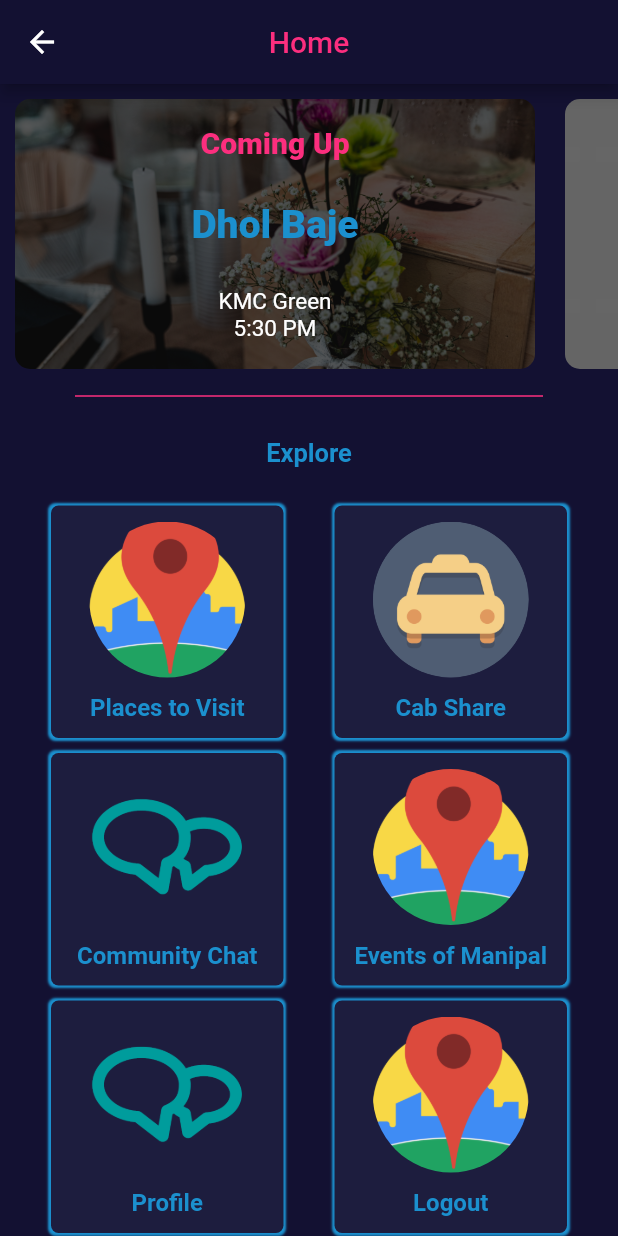
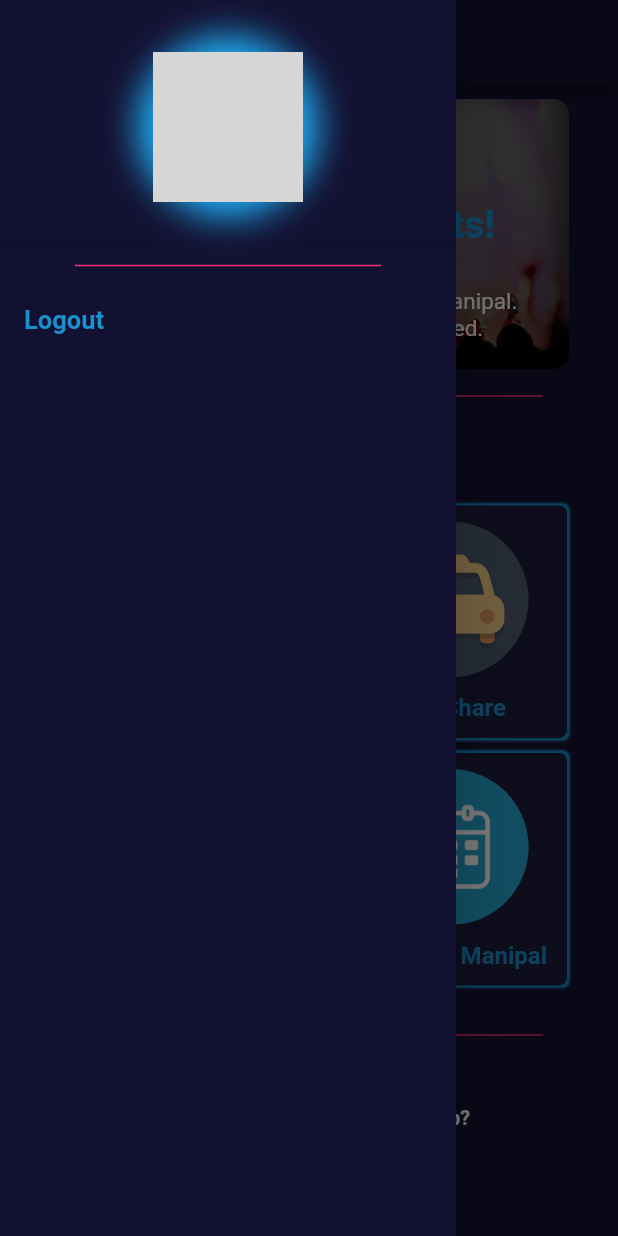
Before and after one commit to magj28/manipalSocialApp, a Flutter app: the HomeScreen screen opened by its route, with the side drawer open (before the commit the screen has no drawer), on a phone screen of 412 x 824 dp. Run offline on Flutter 3.47's test engine with Material 2 defaults, Android fonts, the phone set to English and light mode, and no system bars; our stand-ins replace flutter_datetime_picker, flutter_secure_storage, splashscreen; accounts and stored records are empty; network calls fail; grey boxes are pictures that could not be loaded.

Commit message:
events working and cleaned the code

```diff
--- a/manipalsocial/lib/UI/screens/addExperience.dart
+++ b/manipalsocial/lib/UI/screens/addExperience.dart
@@ -34,7 +34,7 @@ class AddExperienceScreen extends StatelessWidget {
           Padding(
             padding: const EdgeInsets.all(10.0),
             child: Text(
-              'Write Your Experience in ${singlePlace.singlePlace.name}',
+              'Write Your Experience at ${singlePlace.singlePlace.name}',
               textAlign: TextAlign.center,
               style: TextStyle(
                 fontSize: 20,
--- a/manipalsocial/lib/UI/screens/eventsScreen.dart
+++ b/manipalsocial/lib/UI/screens/eventsScreen.dart
@@ -1,10 +1,13 @@
 import 'package:flutter/material.dart';
 import 'package:manipalsocial/UI/widgets/customCard.dart';
 import 'package:manipalsocial/UI/widgets/promoCard.dart';
+import 'package:manipalsocial/logic/viewModels/eventViewModel.dart';
+import 'package:provider/provider.dart';
 
 class EventScreen extends StatelessWidget {
   @override
   Widget build(BuildContext context) {
+    final event = Provider.of<EventViewModel>(context);
     return Scaffold(
       backgroundColor: Color(0xff131132),
       appBar: AppBar(
@@ -19,20 +22,32 @@ class EventScreen extends StatelessWidget {
           children: <Widget>[
             Container(
               height: 200,
-              child: ListView(
+              //logic to show a "there are no upcoming events" when the length is 0
+              child: event.isFetchingData
+                  ? Center(child: CircularProgressIndicator())
+                  : (event.upcomingevents.length == 0)
+                      ? PromoCard(
+                          'assets/images/promoCard.png',
+                          'No upcoming events!',
+                          'There are no upcoming events in manipal.',
+                          "Don't worry we'll keep you updated.", () {
+                          Navigator.pushNamed(context, '/upcomingEvent');
+                        })
+                      : ListView.builder(
+                          // shrinkWrap: true,
                           scrollDirection: Axis.horizontal,
-                children: <Widget>[
-                  PromoCard('assets/images/one.jpg', 'Dhol Baje', 'KMC Green',
-                      '5:30 PM', () {
+                          itemCount: event.upcomingevents.length,
+                          itemBuilder: (context, index) {
+                            return PromoCard(
+                                'assets/images/promoCard.png',
+                                event.upcomingevents[index].name,
+                                event.upcomingevents[index].where,
+                                event.upcomingevents[index].when, () {
+                              event.setSingleUpcomingEvent(
+                                  event.upcomingevents[index]);
                               Navigator.pushNamed(context, '/upcomingEvent');
-                  }),
-                  PromoCard('assets/images/two.jpg', 'Diwali Celeberation',
-                      'Hockey Ground', '6:30 PM', () {}),
-                  PromoCard('assets/images/one.jpg', 'Unlockathon', 'KMC Green',
-                      '8:30 PM', () {}),
-                  PromoCard('assets/images/two.jpg', 'Acumen',
-                      'Football Ground', '7:30 PM', () {}),
-                ],
+                            });
+                          },
                         ),
             ),
             Divider(
@@ -54,15 +69,18 @@ class EventScreen extends StatelessWidget {
             SizedBox(
               height: 20.0,
             ),
-            ListView.builder(
+            event.isFetchingData
+                ? CircularProgressIndicator()
+                : ListView.builder(
                     shrinkWrap: true,
                     physics: NeverScrollableScrollPhysics(),
-              itemCount: 3,
+                    itemCount: event.events.length,
                     itemBuilder: (context, index) {
                       return CustomCard(
-                  imageurl: "assets/images/beachLogo.png",
-                  name: "Unlockathon",
-                  info: "Its an online event in TechTactaorganized by ISTE.",
+                        imageurl: null,
+                        name: event.events[index].name +
+                            '\n By ${event.events[index].organizer}',
+                        info: event.events[index].description,
                         onTap: () {},
                       );
                     },
--- a/manipalsocial/lib/UI/screens/homeScreen.dart
+++ b/manipalsocial/lib/UI/screens/homeScreen.dart
@@ -2,6 +2,7 @@ import 'package:flutter/material.dart';
 import 'package:manipalsocial/UI/widgets/homeScreenCard.dart';
 import 'package:manipalsocial/UI/widgets/pinkButton.dart';
 import 'package:manipalsocial/UI/widgets/promoCard.dart';
+import 'package:manipalsocial/logic/viewModels/eventViewModel.dart';
 import 'package:manipalsocial/logic/viewModels/placeViewModel.dart';
 import 'package:manipalsocial/logic/viewModels/userViewModel.dart';
 import 'package:provider/provider.dart';
@@ -9,7 +10,11 @@ import 'package:provider/provider.dart';
 class HomeScreen extends StatelessWidget {
   @override
   Widget build(BuildContext context) {
+    //View models objects using provider
+    final event = Provider.of<EventViewModel>(context, listen: false);
+
     return Scaffold(
+      drawer: DrawerScreen(),
       backgroundColor: Color(0xff131132),
       appBar: AppBar(
         title: Text('Home', style: TextStyle(color: Color(0xffFC2E7E))),
@@ -22,19 +27,31 @@ class HomeScreen extends StatelessWidget {
           children: <Widget>[
             Container(
               height: 200,
-              child: ListView(
-                scrollDirection: Axis.horizontal,
-                children: <Widget>[
-                  PromoCard('assets/images/one.jpg', 'Dhol Baje', 'KMC Green',
-                      '5:30 PM', () {}),
-                  PromoCard('assets/images/two.jpg', 'Diwali Celeberation',
-                      'Hockey Ground', '6:30 PM', () {}),
-                  PromoCard('assets/images/one.jpg', 'Unlockathon', 'KMC Green',
-                      '8:30 PM', () {}),
-                  PromoCard('assets/images/two.jpg', 'Acumen',
-                      'Football Ground', '7:30 PM', () {}),
-                ],
-              ),
+              child: event.isFetchingData
+                  ? Center(child: CircularProgressIndicator())
+                  : (event.upcomingevents.length == 0)
+                      ? PromoCard(
+                          'assets/images/promoCard.png',
+                          'No upcoming events!',
+                          'There are no upcoming events in manipal.',
+                          "Don't worry we'll keep you updated.",
+                          () {})
+                      : ListView.builder(
+                          // shrinkWrap: true,
+                          scrollDirection: Axis.horizontal,
+                          itemCount: event.upcomingevents.length,
+                          itemBuilder: (context, index) {
+                            return PromoCard(
+                                'assets/images/promoCard.png',
+                                event.upcomingevents[index].name,
+                                event.upcomingevents[index].where,
+                                event.upcomingevents[index].when, () {
+                              event.setSingleUpcomingEvent(
+                                  event.upcomingevents[index]);
+                              Navigator.pushNamed(context, '/upcomingEvent');
+                            });
+                          },
+                        ),
             ),
             Divider(
               thickness: 1,
@@ -78,20 +95,16 @@ class HomeScreen extends StatelessWidget {
                 HomeScreenCard('Community Chat', 'assets/images/chat.png', () {
                   Navigator.pushNamed(context, '/chat');
                 }),
-                HomeScreenCard('Events of Manipal', 'assets/images/places.png',
+                HomeScreenCard('Events of Manipal', 'assets/images/event.png',
                     () {
+                  String headers =
+                      Provider.of<UserViewModel>(context, listen: false)
+                          .headers;
+                  Provider.of<EventViewModel>(context, listen: false)
+                      .getEvents(headers);
+                  Provider.of<EventViewModel>(context, listen: false)
+                      .getUpcomingEvents(headers);
                   Navigator.pushNamed(context, '/event');
-                }),
-              ],
-            ),
-            Row(
-              mainAxisAlignment: MainAxisAlignment.spaceEvenly,
-              children: <Widget>[
-                HomeScreenCard('Profile', 'assets/images/chat.png', () {
-                  Navigator.pushNamed(context, '/profile');
-                }),
-                HomeScreenCard('Logout', 'assets/images/places.png', () {
-                  Provider.of<UserViewModel>(context, listen: false).logOut();
                 }),
               ],
             ),
@@ -129,7 +142,7 @@ class HomeScreen extends StatelessWidget {
               onPress: () {},
             ),
             PinkButton(
-              buttonText: ' Out Team ',
+              buttonText: ' Our Team ',
               onPress: () {},
             ),
             PinkButton(
@@ -145,3 +158,68 @@ class HomeScreen extends StatelessWidget {
     );
   }
 }
+
+class DrawerScreen extends StatelessWidget {
+  @override
+  Widget build(BuildContext context) {
+    return Drawer(
+      child: ListView(
+        // Important: Remove any padding from the ListView.
+        padding: EdgeInsets.zero,
+        children: <Widget>[
+          DrawerHeader(
+            child: Column(
+              mainAxisAlignment: MainAxisAlignment.center,
+              children: [
+                GestureDetector(
+                  onTap: () {
+                    Navigator.pushNamed(context, '/profile');
+                  },
+                  child: Container(
+                    decoration: BoxDecoration(
+                      boxShadow: [
+                        BoxShadow(
+                          spreadRadius: 10,
+                          color: Color(0xff20B5FD),
+                          blurRadius: 20,
+                          offset: Offset(0, 0),
+                        )
+                      ],
+                      color: Color(0xff20B5FD),
+                      borderRadius: BorderRadius.circular(100.0),
+                    ),
+                    child: CircleAvatar(
+                      radius: 50,
+                      backgroundImage: NetworkImage(
+                          'https://istemanipal.com/media/DPs/Shubham_Pathak.jpeg'),
+                    ),
+                  ),
+                ),
+              ],
+            ),
+          ),
+          Divider(
+            thickness: 1,
+            color: Color(0xffFC2E7E),
+            indent: 50,
+            endIndent: 50,
+          ),
+          ListTile(
+            title: Text(
+              'Logout',
+              style: TextStyle(
+                  color: Color(0xff1B90CE),
+                  fontSize: 17.0,
+                  fontWeight: FontWeight.bold),
+            ),
+            onTap: () {
+              Provider.of<UserViewModel>(context, listen: false).logOut();
+              Navigator.pushNamedAndRemoveUntil(
+                  context, '/signUp', (route) => false);
+            },
+          ),
+        ],
+      ),
+    );
+  }
+}
--- a/manipalsocial/lib/UI/screens/splashScreen.dart
+++ b/manipalsocial/lib/UI/screens/splashScreen.dart
@@ -19,10 +19,10 @@ class Splash extends StatelessWidget {
 
   @override
   Widget build(BuildContext context) {
+    final authStatus = Provider.of<UserViewModel>(context).status;
     return SplashScreen(
-      seconds: 3,
-      navigateAfterSeconds:
-          decideScreen(Provider.of<UserViewModel>(context).status),
+      seconds: 2,
+      navigateAfterSeconds: decideScreen(authStatus),
       title: Text(
         'Manipal Social',
         style: TextStyle(
--- a/manipalsocial/lib/UI/screens/upcomingEvent.dart
+++ b/manipalsocial/lib/UI/screens/upcomingEvent.dart
@@ -2,24 +2,14 @@ import 'package:flutter/cupertino.dart';
 import 'package:flutter/material.dart';
 import 'package:manipalsocial/UI/widgets/infoCard.dart';
 import 'package:manipalsocial/logic/models/UpcomingEvent.dart';
+import 'package:manipalsocial/logic/viewModels/eventViewModel.dart';
+import 'package:provider/provider.dart';
 
 class UpcomingEvent extends StatelessWidget {
-  ComingEvent _event = new ComingEvent(
-    name: 'Dhol Baje',
-    when: '31/08/2020 \n5:30pm',
-    where: 'KMC Green',
-    imageUrl:
-        'https://indianstorytime.files.wordpress.com/2012/10/550409_2458318194207_818717898_n.jpg',
-    what: 'Annual charitable gala event ‘Dhol Baje’ with a Dandiya night theme',
-    organizer: 'Rotaract Club of Manipal',
-    contact: [
-      {'Name': "Shubham", "ContactNum": "+91 8130180208"},
-      {'Name': "Shubham", "ContactNum": "+91 8130180208"}
-    ],
-  );
-
   @override
   Widget build(BuildContext context) {
+    ComingEvent _event =
+        Provider.of<EventViewModel>(context, listen: false).singleUpcomingEvent;
     return Scaffold(
       backgroundColor: Color(0xff131132),
       appBar: AppBar(
@@ -56,9 +46,9 @@ class UpcomingEvent extends StatelessWidget {
                 thickness: 1,
                 color: Color(0xffFC2E7E),
               ),
-              _infoColumn(_event.name, _event.what),
-              _infoColumn('Where', _event.where),
-              _infoColumn('When', _event.when),
+              _infoColumn(_event.name, _event.what, _event),
+              _infoColumn('Where', _event.where, _event),
+              _infoColumn('When', _event.when, _event),
               Padding(
                 padding: const EdgeInsets.all(10.0),
                 child: Container(
@@ -76,10 +66,10 @@ class UpcomingEvent extends StatelessWidget {
                   ),
                 ),
               ),
-              InfoCard(_event.contact[0]['Name'], 'phone',
-                  _event.contact[0]['ContactNum']),
-              InfoCard(_event.contact[1]['Name'], 'phone',
-                  _event.contact[1]['ContactNum']),
+              InfoCard(_event.contacts[0]['contactName'], 'phone',
+                  _event.contacts[0]['number']),
+              InfoCard(_event.contacts[1]['contactName'], 'phone',
+                  _event.contacts[1]['number']),
               Padding(
                 padding: EdgeInsets.all(10.0),
               ),
@@ -90,7 +80,7 @@ class UpcomingEvent extends StatelessWidget {
     );
   }
 
-  _infoColumn(String heading, String description) {
+  _infoColumn(String heading, String description, ComingEvent _event) {
     return Padding(
       padding: const EdgeInsets.all(10.0),
       child: Container(
--- a/manipalsocial/lib/UI/widgets/customTextField.dart
+++ b/manipalsocial/lib/UI/widgets/customTextField.dart
@@ -31,7 +31,7 @@ class CustomTextField extends StatelessWidget {
             borderRadius: BorderRadius.circular(40.0),
           ),
           child: TextField(
-            maxLines: 15,
+            maxLines: isPassword ? 1 : 15,
             minLines: 1,
             // expands: true,
             controller: controller,
--- a/manipalsocial/lib/logic/models/Event.dart
+++ b/manipalsocial/lib/logic/models/Event.dart
@@ -3,20 +3,18 @@ import 'package:flutter/cupertino.dart';
 class Event {
   String mongooseId;
   String name;
-  String what;
+  String description;
   String organizer;
 
   Event(
       {@required this.mongooseId,
-        @required this.name,
-        @required this.what,
-        @required this.organizer});
+      @required this.name,
+      @required this.description,
+      @required this.organizer});
 
   Event.fromJson(Map<dynamic, dynamic> json)
       : mongooseId = json['_id'],
         name = json['name'],
-        what = json['what'],
+        description = json['description'],
         organizer = json['organizer'];
-
-
 }
--- a/manipalsocial/lib/logic/models/Experience.dart
+++ b/manipalsocial/lib/logic/models/Experience.dart
@@ -23,6 +23,6 @@ class Experience {
         experience = json['experience'],
         user = User.fromJson(json['user_id']),
         placeID = json['place_id'],
-        createdAt = dateTimeConver(json['createdAt']),
+        createdAt = dateConvert(json['createdAt']),
         likes = json["likes"];
 }
--- a/manipalsocial/lib/logic/models/UpcomingEvent.dart
+++ b/manipalsocial/lib/logic/models/UpcomingEvent.dart
@@ -1,4 +1,5 @@
 import 'package:flutter/cupertino.dart';
+import 'package:manipalsocial/services/dateTimeConverter.dart';
 
 class ComingEvent {
   String mongooseId;
@@ -8,7 +9,7 @@ class ComingEvent {
   String imageUrl;
   String what;
   String organizer;
-  List<Map<String, String>> contact;
+  List<dynamic> contacts;
 
   ComingEvent(
       {@required this.mongooseId,
@@ -18,15 +19,15 @@ class ComingEvent {
       @required this.imageUrl,
       @required this.what,
       @required this.organizer,
-        @required this.contact});
+      @required this.contacts});
 
   ComingEvent.fromJson(Map<dynamic, dynamic> json)
       : mongooseId = json['_id'],
         name = json['name'],
-        when = json["when"],
+        when = timeConvert(json["when"]),
         where = json['where'],
         imageUrl = json['imageUrl'],
         what = json['what'],
         organizer = json['organizer'],
-        contact = json['contact'];
+        contacts = json['contacts'];
 }
--- a/manipalsocial/lib/logic/viewModels/eventViewModel.dart
+++ b/manipalsocial/lib/logic/viewModels/eventViewModel.dart
@@ -13,12 +13,14 @@ class EventViewModel with ChangeNotifier {
   List<ComingEvent> _upcomingEvents = List<ComingEvent>();
   bool _isFetchingData = false;
   String _errorMessage;
+  ComingEvent _singleUpcomingEvent;
 
   //getters
   bool get isFetchingData => _isFetchingData;
   String get errorMessage => _errorMessage;
   List<Event> get events => _events;
   List<ComingEvent> get upcomingevents => _upcomingEvents;
+  ComingEvent get singleUpcomingEvent => _singleUpcomingEvent;
 
   //setters
   setErrorMessage(value) {
@@ -31,6 +33,9 @@ class EventViewModel with ChangeNotifier {
     notifyListeners();
   }
 
+  setSingleUpcomingEvent(value) {
+    _singleUpcomingEvent = value;
+  }
 
   setEvents(value) {
     //clearing the previously filled data so that data doesn't get repeated
@@ -51,11 +56,12 @@ class EventViewModel with ChangeNotifier {
     _upcomingEvents.clear();
 
     //initializing arrays of events
-    var upcomingEvents = value['upcomingEvent'];
+    var upcomingEvents = value['upcomingEvents'];
 
     //adding in list of places objects
     for (int i = 0; i < upcomingEvents.length; i++) {
       _upcomingEvents.add(ComingEvent.fromJson(upcomingEvents[i]));
+      print(_upcomingEvents[i].contacts);
     }
 
     notifyListeners();
--- a/manipalsocial/lib/main.dart
+++ b/manipalsocial/lib/main.dart
@@ -17,6 +17,8 @@ import 'package:manipalsocial/logic/viewModels/placeViewModel.dart';
 import 'package:manipalsocial/logic/viewModels/userViewModel.dart';
 import 'package:provider/provider.dart';
 
+import 'logic/viewModels/eventViewModel.dart';
+
 void main() {
   WidgetsFlutterBinding.ensureInitialized();
   runApp(MultiProvider(providers: [
@@ -28,6 +30,9 @@ void main() {
     ),
     ChangeNotifierProvider.value(
       value: ExperienceViewModel(),
+    ),
+    ChangeNotifierProvider.value(
+      value: EventViewModel(),
     )
   ], child: MyApp()));
 }
--- a/manipalsocial/lib/services/webApi.dart
+++ b/manipalsocial/lib/services/webApi.dart
@@ -2,7 +2,7 @@ import 'package:http/http.dart' as http;
 import 'dart:convert';
 
 class WebApi {
-  final String url = "https://0b7aac98cc63.ngrok.io/";
+  final String url = "https://manipal-social.herokuapp.com/";
   var networkError = {
     'success': false,
     'error': "Network Error.",
@@ -250,7 +250,7 @@ class WebApi {
   }
 
   Future<dynamic> getEvents(headers) async {
-    final apiUrl = url + 'events/list';
+    final apiUrl = url + 'event/list';
     var response, responseStatus;
     try {
       response = await http.get(apiUrl, headers: {'Authorization': headers});
@@ -277,7 +277,7 @@ class WebApi {
   }
 
   Future<dynamic> getUpcomingEvents(headers) async {
-    final apiUrl = url + 'events/upcomingEvents';
+    final apiUrl = url + 'event/upcomingEvents';
     var response, responseStatus;
     try {
       response = await http.get(apiUrl, headers: {'Authorization': headers});
```
Also changed, not shown: manipalsocial/lib/UI/screens/placesScreen.dart (+11 -3 lines), manipalsocial/lib/UI/widgets/customCard.dart (+6 -4 lines), manipalsocial/lib/services/dateTimeConverter.dart (+9 -1 lines), manipalsocial/assets/images/event.png (added), manipalsocial/assets/images/promoCard.png (added). Lines whose indentation alone changed are shown as unchanged.
